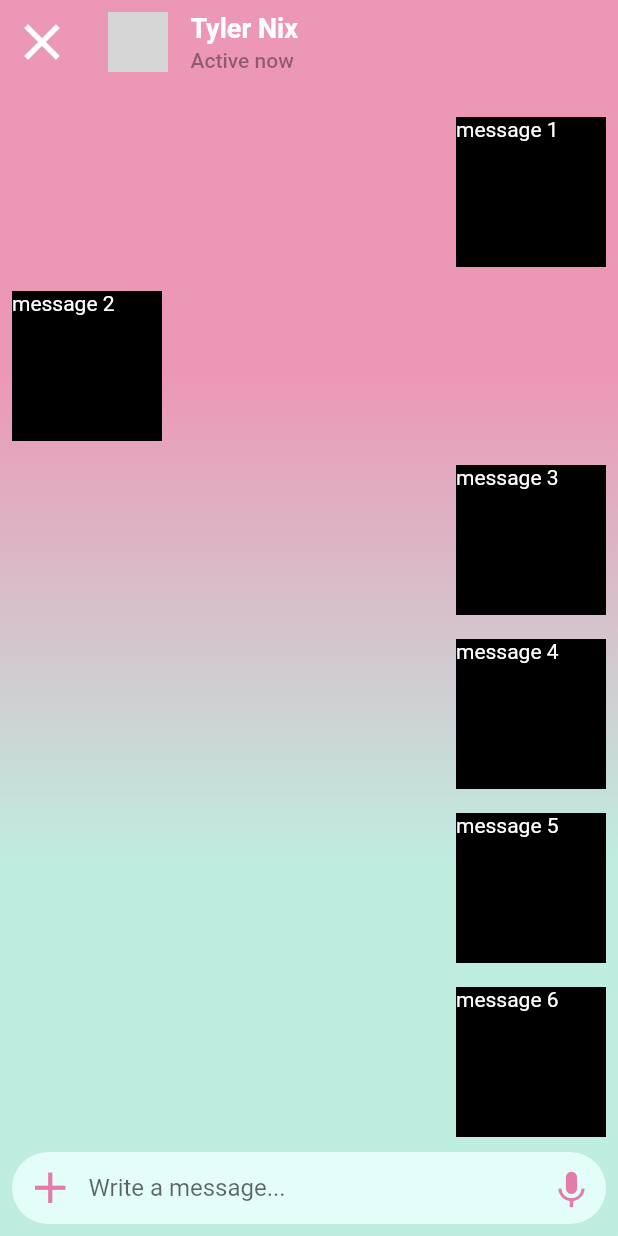
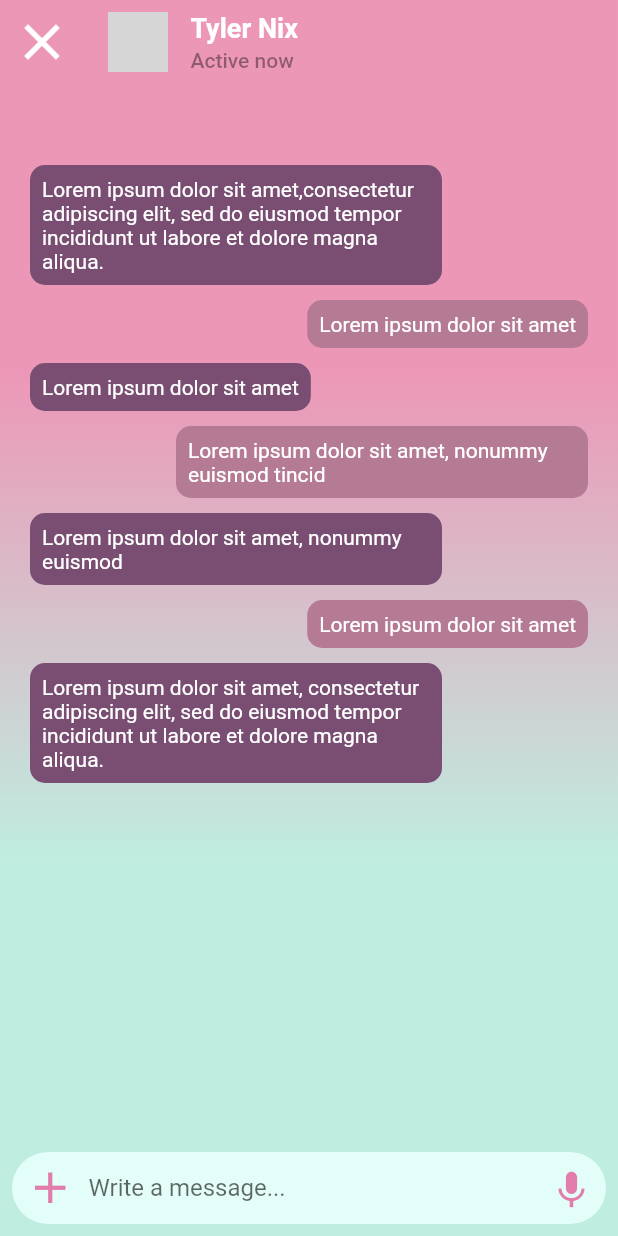
Before and after one commit to Oliinyk-Artemii/bookworm, a Flutter app: the screen it shows after launch, on a phone screen of 412 x 824 dp. Run offline on Flutter 3.47's test engine with Material 2 defaults, Android fonts, the phone set to English and light mode, and no system bars; network calls fail; grey boxes are pictures that could not be loaded.

Commit message:
Add messages dialog_page.dart

```diff
--- a/lib/pages/dialog_page.dart
+++ b/lib/pages/dialog_page.dart
@@ -23,20 +23,30 @@ class _DialogPageState extends State<DialogPage> {
                 stops: [0.3, 0.7],
                 colors: [Color(0xccE97EA6), Color(0xccB0EADA)])),
         child: Padding(
-          padding: const EdgeInsets.only(top: 70.0),
+          padding: const EdgeInsets.only(top: 110.0),
           child: Column(
             children: [
               Expanded(
                 child: SingleChildScrollView(
                   child: Column(
                     children: [
-                      getMessage('message 1', isRightMessage: true),
-                      getMessage('message 2', isRightMessage: false),
-                      getMessage('message 3', isRightMessage: true),
-                      getMessage('message 4', isRightMessage: true),
-                      getMessage('message 5', isRightMessage: true),
-                      getMessage('message 6', isRightMessage: true),
-                      getMessage('message 7', isRightMessage: true),
+                      getMessage(
+                          'Lorem ipsum dolor sit amet,consectetur adipiscing elit, sed do eiusmod tempor incididunt ut labore et dolore magna aliqua.',
+                          isRightMessage: false),
+                      getMessage('Lorem ipsum dolor sit amet',
+                          isRightMessage: true),
+                      getMessage('Lorem ipsum dolor sit amet',
+                          isRightMessage: false),
+                      getMessage(
+                          'Lorem ipsum dolor sit amet, nonummy euismod tincid',
+                          isRightMessage: true),
+                      getMessage('Lorem ipsum dolor sit amet, nonummy euismod',
+                          isRightMessage: false),
+                      getMessage('Lorem ipsum dolor sit amet',
+                          isRightMessage: true),
+                      getMessage(
+                          'Lorem ipsum dolor sit amet, consectetur adipiscing elit, sed do eiusmod tempor incididunt ut labore et dolore magna aliqua.',
+                          isRightMessage: false),
                     ],
                   ),
                 ),
@@ -91,9 +101,9 @@ class _DialogPageState extends State<DialogPage> {
                   "Active now",
                   style: TextStyle(
                       color: Colors.black.withOpacity(0.4), fontSize: 14),
-                )
+                ),
               ],
-            )
+            ),
           ],
         ),
       ),
@@ -102,18 +112,27 @@ class _DialogPageState extends State<DialogPage> {
 
   Widget getMessage(String message, {required bool isRightMessage}) {
     return Padding(
-      padding: const EdgeInsets.all(8.0),
+      padding: const EdgeInsets.only(right: 20, left: 20, bottom: 10),
       child: Row(
         mainAxisAlignment:
             isRightMessage ? MainAxisAlignment.end : MainAxisAlignment.start,
         children: [
           Container(
-            width: 100,
-            height: 100,
-            color: Colors.black,
-            child: Text(
-                message,
-              style: TextStyle(color: Colors.white),
+            decoration: BoxDecoration(
+              color: isRightMessage ? Color(0xFFB57B94): Color(0xFF794E72),
+              borderRadius: BorderRadius.circular(10),
+            ),
+            child: ConstrainedBox(
+              constraints: BoxConstraints(
+                maxWidth: MediaQuery.of(context).size.width / 1.5,
+              ),
+              child: Padding(
+                padding: const EdgeInsets.all(8.0),
+                child: Text(
+                  message,
+                  style: TextStyle(color: Colors.white),
+                ),
+              ),
             ),
           ),
         ],
```
